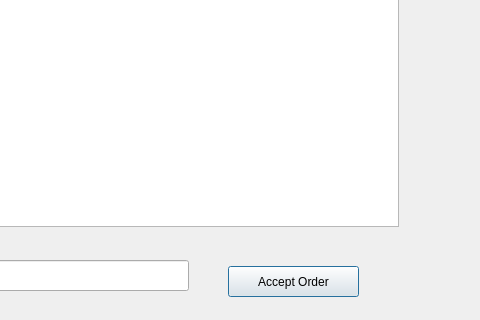
Old version of the form QTSDI/forms/transportcompanyview.ui in the repository JaredFA363/Cargo-E-MarketPlace; both pictures show x 582 to 1062 and y 264 to 584 of the 1062 by 584 pixel window.
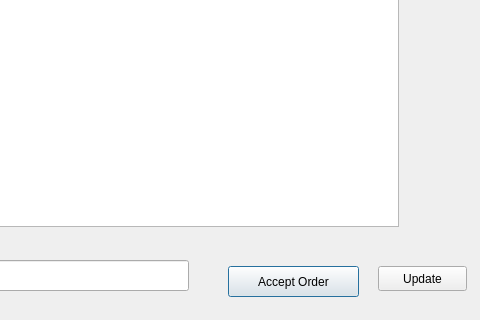
New version of the form.

```diff
--- a/QTSDI/forms/transportcompanyview.ui
+++ b/QTSDI/forms/transportcompanyview.ui
@@ -85,6 +85,19 @@
     <string>Logout</string>
    </property>
   </widget>
+  <widget class="QPushButton" name="update">
+   <property name="geometry">
+    <rect>
+     <x>960</x>
+     <y>530</y>
+     <width>89</width>
+     <height>25</height>
+    </rect>
+   </property>
+   <property name="text">
+    <string>Update</string>
+   </property>
+  </widget>
  </widget>
  <resources/>
  <connections/>
```
